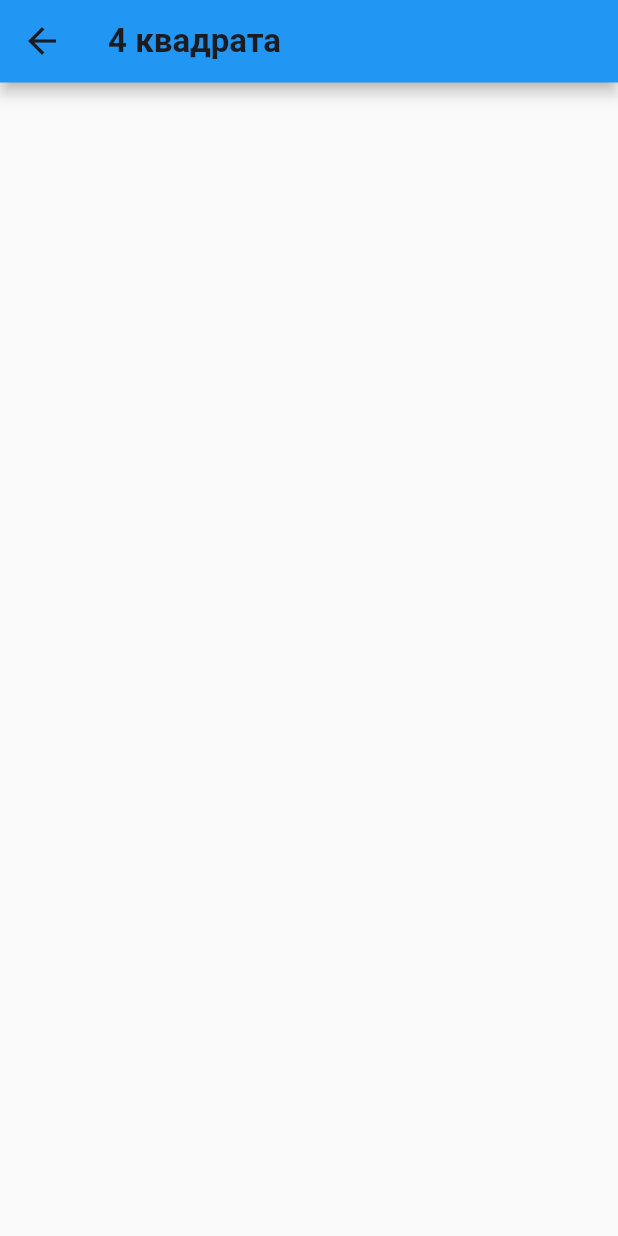
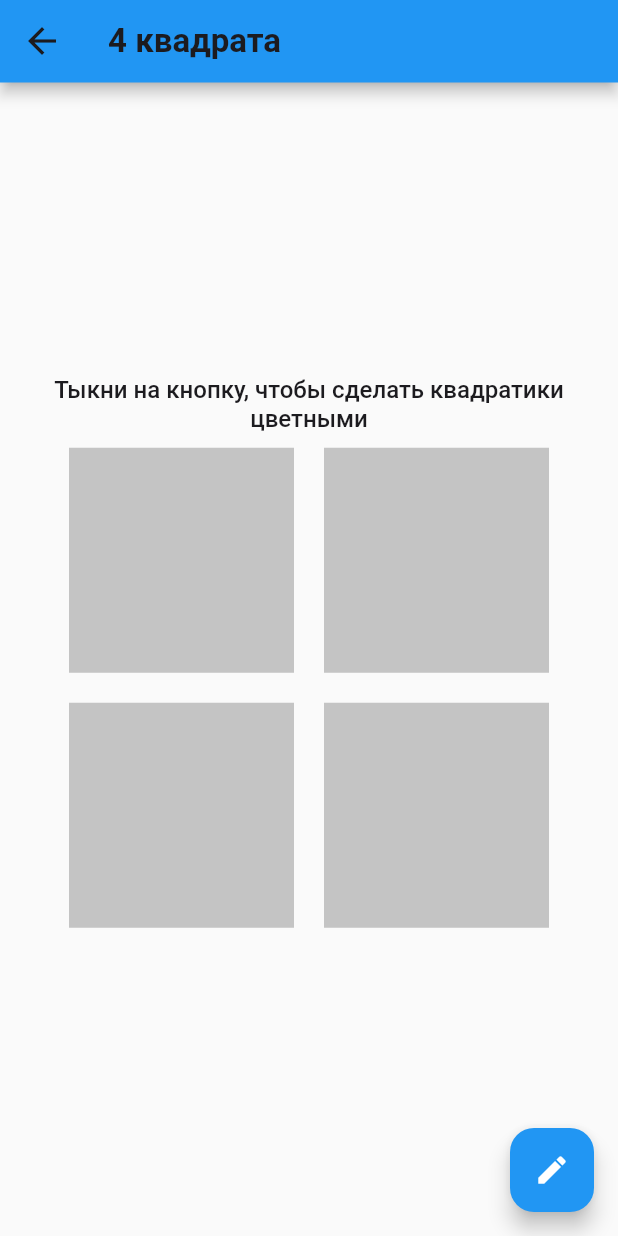
Before and after one commit to momoru-kun/flutter-first-steps, a Flutter app: the Sqares screen opened by its route, on a phone screen of 412 x 824 dp. Run offline on Flutter 3.47's test engine with Material 2 defaults, Android fonts, the phone set to English and light mode, and no system bars.

Commit message:
Done squares

```diff
--- a/lib/controllers/navigation.dart
+++ b/lib/controllers/navigation.dart
@@ -1,5 +1,8 @@
 import 'package:flutter/material.dart';
+import 'package:flutter_first_steps/views/codelab.dart';
+import 'package:flutter_first_steps/views/colorful_list.dart';
 import 'package:flutter_first_steps/views/home.dart';
+import 'package:flutter_first_steps/views/pictures.dart';
 import 'package:flutter_first_steps/views/squares.dart';
 
 abstract class Routes {
@@ -14,8 +17,8 @@ class AppNavigation {
   var routes = <String, Widget Function(BuildContext)>{
     Routes.main: (context) => const HomePage(),
     Routes.squares: (context) => const Sqares(),
-    Routes.colorList: (context) => Container(),
-    Routes.codelab: (context) => Container(),
-    Routes.pictures: (context) => Container()
+    Routes.colorList: (context) => const ColorfulList(),
+    Routes.codelab: (context) => const Codelab(),
+    Routes.pictures: (context) => const Pictures(),
   };
 }
--- a/lib/main.dart
+++ b/lib/main.dart
@@ -29,7 +29,7 @@ class MyApp extends StatelessWidget {
             fontWeight: FontWeight.bold,
             fontSize: 22,
           ),
-          bodyText1: TextStyle(color: textColor),
+          bodyText1: TextStyle(color: textColor, fontSize: 16),
           bodyText2: TextStyle(color: textColor),
         ),
       ),
--- a/lib/views/squares.dart
+++ b/lib/views/squares.dart
@@ -1,5 +1,8 @@
+import 'dart:math';
 import 'package:flutter/material.dart';
+import 'package:flutter_first_steps/widgets/colored_container.dart';
 import 'package:flutter_first_steps/widgets/custom_appbar.dart';
+import 'package:flutter_first_steps/widgets/fab.dart';
 
 class Sqares extends StatefulWidget {
   const Sqares({Key? key}) : super(key: key);
@@ -9,10 +12,58 @@ class Sqares extends StatefulWidget {
 }
 
 class SqaresState extends State<Sqares> {
+  bool colored = false;
+
+  var colors = <Color>[
+    const Color(0xFFC4C4C4),
+    const Color(0xFFC4C4C4),
+    const Color(0xFFC4C4C4),
+    const Color(0xFFC4C4C4),
+  ];
+
+  _updateColors() {
+    if (!colored) colored = true;
+
+    for (int i = 0; i < 4; i++) {
+      colors[i] =
+          Color((Random().nextDouble() * 0xFFFFFF).toInt()).withOpacity(1.0);
+    }
+  }
+
   @override
   Widget build(BuildContext context) {
-    return const Scaffold(
-      appBar: CustomAppbar("4 квадрата"),
+    return Scaffold(
+      appBar: const CustomAppbar("4 квадрата"),
+      floatingActionButton: FAB(onPressed: () {
+        setState(_updateColors);
+      }),
+      body: Column(
+        mainAxisAlignment: MainAxisAlignment.center,
+        crossAxisAlignment: CrossAxisAlignment.center,
+        children: [
+          !colored
+              ? Text(
+                  "Тыкни на кнопку, чтобы сделать квадратики цветными",
+                  textAlign: TextAlign.center,
+                  style: Theme.of(context).textTheme.bodyText1,
+                )
+              : Container(),
+          Row(
+            mainAxisAlignment: MainAxisAlignment.center,
+            children: [
+              ColoredContainer(colors[0]),
+              ColoredContainer(colors[1])
+            ],
+          ),
+          Row(
+            mainAxisAlignment: MainAxisAlignment.center,
+            children: [
+              ColoredContainer(colors[2]),
+              ColoredContainer(colors[3])
+            ],
+          ),
+        ],
+      ),
     );
   }
 }
--- /dev/null
+++ b/lib/widgets/colored_container.dart
@@ -0,0 +1,25 @@
+import 'package:flutter/material.dart';
+
+class ColoredContainer extends StatelessWidget {
+  final Color color;
+
+  const ColoredContainer(
+    this.color, {
+    Key? key,
+  }) : super(key: key);
+
+  @override
+  Widget build(BuildContext context) {
+    return Padding(
+      padding: const EdgeInsets.symmetric(
+        vertical: 10,
+        horizontal: 10,
+      ),
+      child: Container(
+        width: 150,
+        height: 150,
+        color: color,
+      ),
+    );
+  }
+}
--- a/lib/widgets/fab.dart
+++ b/lib/widgets/fab.dart
@@ -1,14 +1,19 @@
 import 'package:flutter/material.dart';
 
 class FAB extends StatelessWidget {
-  final void Function() handler;
-  const FAB(this.handler, {Key? key}) : super(key: key);
+  final void Function()? onPressed;
+  const FAB({required this.onPressed, Key? key}) : super(key: key);
 
   @override
   Widget build(BuildContext context) {
     return FloatingActionButton(
       child: const Icon(Icons.edit),
-      onPressed: () => {handler()},
+      onPressed: onPressed,
+      shape: const RoundedRectangleBorder(
+        borderRadius: BorderRadius.all(
+          Radius.circular(16.0),
+        ),
+      ),
     );
   }
 }
```
Also changed, not shown: lib/views/codelab.dart (+3 -8 lines), lib/views/colorful_list.dart (+3 -8 lines), lib/views/pictures.dart (+3 -8 lines).
